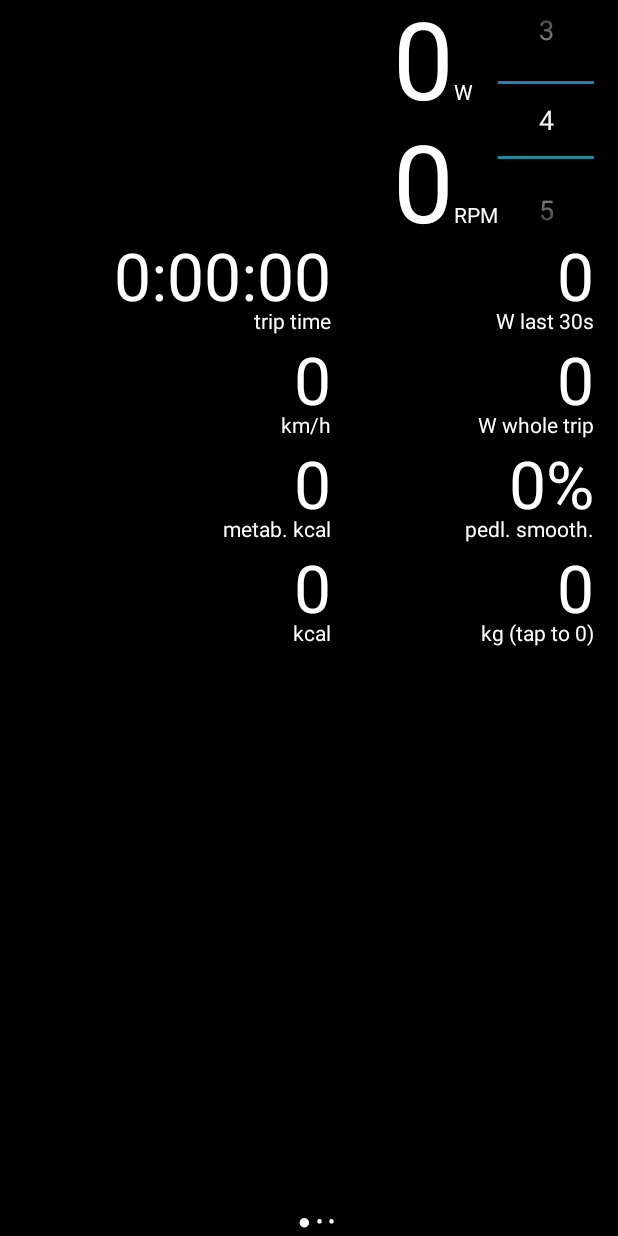
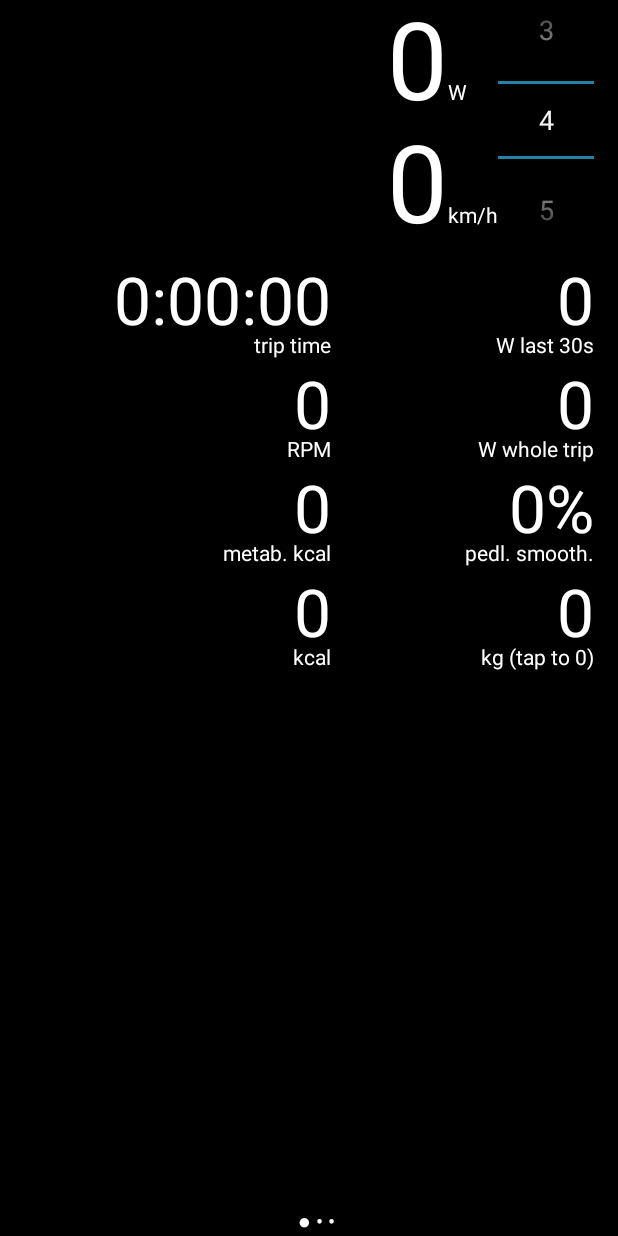
Before and after one commit to rrrlasse/powerino, an Android app: the screen it shows after launch (MainActivity), after a tap on "No devices have been paired", on a phone screen of 412 x 824 dp. Run offline under Robolectric (Android 15) with nearby library versions, the phone set to English and light mode, and no system bars; 7 statements that could not run were skipped.

Commit message:
Put speed at top of screen instead of RPM; updated gradle stuff; shows GPS precision in connect screen

```diff
--- a/Android/app/src/main/java/com/powerino/prototype/DeviceListActivity.java
+++ b/Android/app/src/main/java/com/powerino/prototype/DeviceListActivity.java
@@ -1,10 +1,17 @@
 package com.powerino.prototype;
 
 import java.util.Set;
+import java.util.Timer;
+import java.util.TimerTask;
+
 import android.app.Activity;
 import android.bluetooth.BluetoothAdapter;
 import android.bluetooth.BluetoothDevice;
 import android.content.Intent;
+import android.location.Criteria;
+import android.location.Location;
+import android.location.LocationListener;
+import android.location.LocationManager;
 import android.os.Bundle;
 import android.util.Log;
 import android.view.View;
@@ -19,7 +26,20 @@ import android.widget.AdapterView.OnItemClickListener;
 import com.powerino.prototype.R;
 
 
-public class DeviceListActivity extends Activity {
+public class DeviceListActivity extends Activity implements LocationListener {
+    @Override
+    public void onProviderDisabled(String provider) {
+    }
+    @Override
+    public void onLocationChanged(android.location.Location location) {
+    }
+    @Override
+    public void onStatusChanged(String provider, int status, Bundle extras) {
+    }
+    @Override
+    public void onProviderEnabled(String provider) {
+    }
+
     // Debugging for LOGCAT
     private static final String TAG = "DeviceListActivity";
     private static final boolean D = true;
@@ -28,6 +48,7 @@ public class DeviceListActivity extends Activity {
     // declare button for launching website and textview for connection status
     Button tlbutton;
     TextView textView1;
+    private TimerTask timerTask;
 
     // EXTRA string to send on to mainactivity
     public static String EXTRA_DEVICE_ADDRESS = "device_address";
@@ -48,6 +69,16 @@ public class DeviceListActivity extends Activity {
     	super.onResume();
     	//***************
     	checkBTState();
+
+
+
+        // Activate GPS
+        locationManager = (LocationManager) getSystemService(LOCATION_SERVICE);
+        locationManager.requestLocationUpdates(LocationManager.GPS_PROVIDER, 1, 1, this);
+        criteria.setAccuracy(Criteria.ACCURACY_FINE );
+        bestProvider = locationManager.getBestProvider(criteria, true);
+
+
 
     	textView1 = (TextView) findViewById(R.id.connecting);
     	textView1.setTextSize(40);
@@ -86,11 +117,31 @@ public class DeviceListActivity extends Activity {
             startActivity(i);
         }
 
+        timerTask = new TimerTask() {
+            @Override
+            public void run() {
+                TextView tv = (TextView)findViewById(R.id.precision);
+                if(tv != null) {
+                    Location location = locationManager.getLastKnownLocation(bestProvider);
+                    float f = location.getAccuracy();
+                    setText(tv, "GPS precision: " +  Integer.toString((int)f) + " m" );
+                }
+            }
+        };
+        timer = new Timer();
+        timer.scheduleAtFixedRate(timerTask, 0, 2000);
+
     }
 
+    public void onPause() {
+
+        locationManager.removeUpdates(this);
+        super.onPause();
+    }
     // Set up on-click listener for the list (nicked this - unsure)
     private OnItemClickListener mDeviceClickListener = new OnItemClickListener() {
         public void onItemClick(AdapterView<?> av, View v, int arg2, long arg3) {
+            timer.cancel();
 
         	textView1.setText("Connecting...");
             // Get the device MAC address, which is the last 17 chars in the View
@@ -120,4 +171,18 @@ public class DeviceListActivity extends Activity {
             }
           }
         }
+
+    LocationManager locationManager;
+    Criteria criteria = new Criteria();
+    String bestProvider;
+    private Timer timer = new Timer();
+
+    private void setText(final TextView text,final String value){
+        runOnUiThread(new Runnable() {
+            @Override
+            public void run() {
+                text.setText(value);
+            }
+        });
+    }
 }
--- a/Android/app/src/main/java/com/powerino/prototype/MainActivity.java
+++ b/Android/app/src/main/java/com/powerino/prototype/MainActivity.java
@@ -140,7 +140,7 @@ public class MainActivity extends FragmentActivity implements LocationListener,
     int last_samples = 0;
     Vector<Vector<Double>> smooth_avg = new Vector<Vector<Double>>();
 
-    TextView sensorView1, rpm, watts, textView_speed, textView_kcal, textView_value, textView_description;
+    TextView sensorView1, speed, watts, textView_speed, textView_kcal, textView_value, textView_description;
 
     Handler bluetoothIn;
     public boolean bluetoothConnected = false;
@@ -185,14 +185,12 @@ public class MainActivity extends FragmentActivity implements LocationListener,
         String path;
 
         if (Build.VERSION.SDK_INT >= 19) {
-            dir.mkdirs();
-            file_full = new File(Environment.getExternalStoragePublicDirectory(Environment.DIRECTORY_DOCUMENTS) + "/Powermeter/Full_" + currentDateandTime + ".txt");
-            file_simple = new File(Environment.getExternalStoragePublicDirectory(Environment.DIRECTORY_DOCUMENTS) + "/Powermeter/Simple_" + currentDateandTime + ".txt");
+            file_full = new File(Environment.getExternalStoragePublicDirectory(Environment.DIRECTORY_DOCUMENTS) + "/Powermeter/Full/" + currentDateandTime + ".txt");
+            file_simple = new File(Environment.getExternalStoragePublicDirectory(Environment.DIRECTORY_DOCUMENTS) + "/Powermeter/Simple/" + currentDateandTime + ".txt");
         }
         else {
-            dir.mkdirs();
-            file_full = new File(Environment.getExternalStorageDirectory() + "/Documents" + "/Powermeter/Full_" + currentDateandTime + ".txt");
-            file_simple = new File(Environment.getExternalStorageDirectory() + "/Documents" + "/Powermeter/Simple " + currentDateandTime + ".txt");
+            file_full = new File(Environment.getExternalStorageDirectory() + "/Documents" + "/Powermeter/Full/" + currentDateandTime + ".txt");
+            file_simple = new File(Environment.getExternalStorageDirectory() + "/Documents" + "/Powermeter/Simple/ " + currentDateandTime + ".txt");
         }
 
         try {
@@ -275,7 +273,7 @@ public class MainActivity extends FragmentActivity implements LocationListener,
         mPager.setAdapter(mPagerAdapter);
 
         watts = (TextView) findViewById(R.id.watts);
-        rpm = (TextView) findViewById(R.id.rpm);
+        speed = (TextView) findViewById(R.id.speed);
 
         np = (NumberPicker) findViewById(R.id.numberPicker);
         np.setMaxValue(30);
@@ -285,10 +283,16 @@ public class MainActivity extends FragmentActivity implements LocationListener,
         android_start_time = System.currentTimeMillis();
 
         if (Build.VERSION.SDK_INT >= 19) {
-            dir = new File(Environment.getExternalStoragePublicDirectory(Environment.DIRECTORY_DOCUMENTS) + "/Powermeter");
+            dir = new File(Environment.getExternalStoragePublicDirectory(Environment.DIRECTORY_DOCUMENTS) + "/Powermeter/Full");
+            dir.mkdirs();
+            dir = new File(Environment.getExternalStoragePublicDirectory(Environment.DIRECTORY_DOCUMENTS) + "/Powermeter/Simple");
+            dir.mkdirs();
         }
         else {
-            dir = new File(Environment.getExternalStorageDirectory() + "/Documents" + "/Powermeter");
+            dir = new File(Environment.getExternalStorageDirectory() + "/Documents" + "/Powermeter/Full");
+            dir.mkdirs();
+            dir = new File(Environment.getExternalStorageDirectory() + "/Documents" + "/Powermeter/Simple");
+            dir.mkdirs();
         }
 
         bluetoothIn = new Handler() {
@@ -342,7 +346,7 @@ public class MainActivity extends FragmentActivity implements LocationListener,
                         int s = np.getValue();
                         double w = Math.abs(display.watt(s)); // abs to avoid String.format giving "-0.0"
                         watts.setText(str(w));
-                        rpm.setText(Integer.toString((int)display.cadance())); // again int cast to avoid "-0" of String.format
+                        speed.setText(str(speed() * 3.6));
 
                         power_bar(w, 50);
 
@@ -365,7 +369,7 @@ public class MainActivity extends FragmentActivity implements LocationListener,
 
                             if(textView_watt_trip != null && display.points.size() > 0) {
                                 TextView textView_30s = (TextView) findViewById(R.id.textView_30s);
-                                textView_speed = (TextView) findViewById(R.id.textView_speed);
+                                TextView textView_rpm = (TextView) findViewById(R.id.textView_rpm);
                                 textView_kcal = (TextView) findViewById(R.id.textView_kcal);
                                 TextView textView_metabolic = (TextView) findViewById(R.id.textView_metabolic);
                                 TextView textView_trip = (TextView) findViewById(R.id.textView_trip);
@@ -379,7 +383,7 @@ public class MainActivity extends FragmentActivity implements LocationListener,
                                 textView_kg.setText(str(display.kg()));
                                 textView_30s.setText(str(w2));
                                 textView_kcal.setText(str(kcal));
-                                textView_speed.setText(str(speed() * 3.6));
+                                textView_rpm.setText(Integer.toString((int)display.cadance())); // again int cast to avoid "-0" of String.format
                             }
 
                             if(w_simple != null) {
--- a/Android/app/src/main/res/layout/activity_main.xml
+++ b/Android/app/src/main/res/layout/activity_main.xml
@@ -16,7 +16,7 @@
         android:layout_width="match_parent"
         android:layout_height="wrap_content"
         android:paddingLeft="10sp"
-        android:layout_below="@+id/rpm"
+        android:layout_below="@+id/numberPicker"
         android:layout_toEndOf="@+id/bar"
         android:layout_toRightOf="@+id/bar" />
 
@@ -54,7 +54,7 @@
        />
 
     <TextView
-        android:id="@+id/rpm"
+        android:id="@+id/speed"
         android:layout_width="wrap_content"
         android:layout_height="82sp"
         android:textSize="72sp"
@@ -67,9 +67,9 @@
         android:id="@+id/textView15"
         android:layout_width="wrap_content"
         android:layout_height="wrap_content"
-        android:text="RPM"
-        android:layout_alignBaseline="@+id/rpm"
-        android:layout_alignBottom="@+id/rpm"
+        android:text="km/h"
+        android:layout_alignBaseline="@+id/speed"
+        android:layout_alignBottom="@+id/speed"
         android:layout_toLeftOf="@+id/numberPicker"
         />
 
--- a/Android/app/src/main/res/layout/main.xml
+++ b/Android/app/src/main/res/layout/main.xml
@@ -63,7 +63,7 @@
 
 
     <TextView
-        android:id="@+id/textView_speed"
+        android:id="@+id/textView_rpm"
         android:layout_width="wrap_content"
         android:layout_height="50sp"
         android:layout_alignRight="@+id/space"
@@ -75,8 +75,8 @@
         android:layout_width="wrap_content"
         android:layout_height="wrap_content"
         android:layout_alignRight="@+id/space"
-        android:layout_below="@+id/textView_speed"
-        android:text="km/h" />
+        android:layout_below="@+id/textView_rpm"
+        android:text="RPM" />
 
     <TextView
         android:id="@+id/textView_kcal"
--- a/Android/build.gradle
+++ b/Android/build.gradle
@@ -2,6 +2,7 @@
 buildscript {
     repositories {
         jcenter()
+        google()
     }
     dependencies {
         classpath 'com.android.tools.build:gradle:3.0.1'
@@ -11,5 +12,6 @@ buildscript {
 allprojects {
     repositories {
         jcenter()
+        google()
     }
 }
```
Also changed, not shown: Android/app/src/main/res/layout/device_list.xml (+10 -7 lines), 3 other files.
